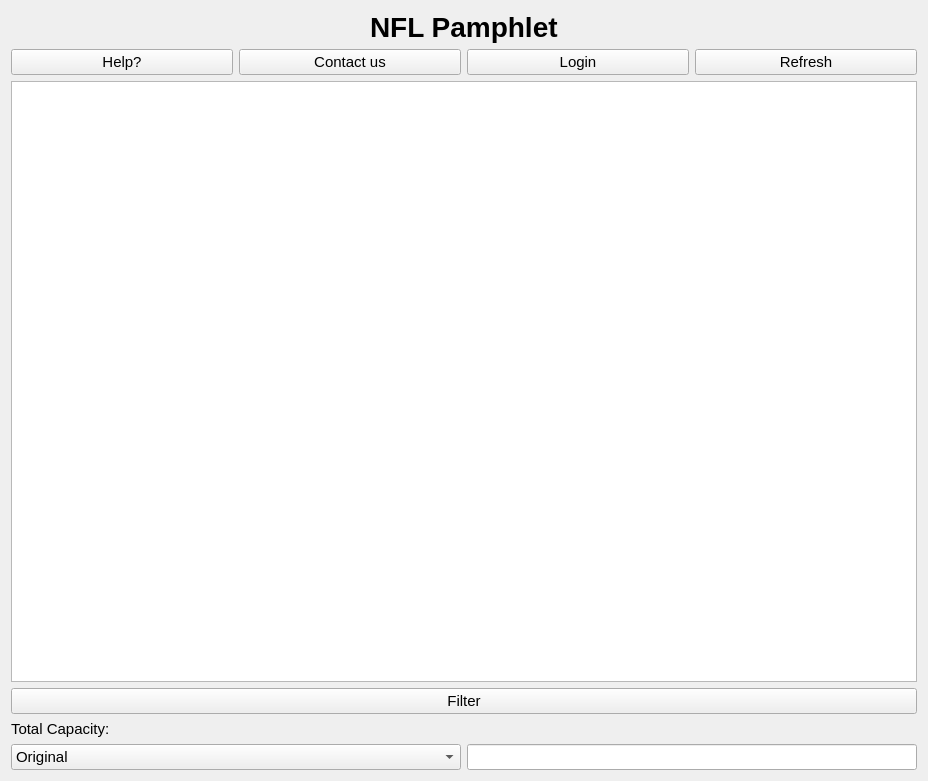
Before: the Qt Designer form NFL-Pamphlet/mainwindow.ui in jasperdoan/NFL-Pamphlet, drawn with Qt 5.
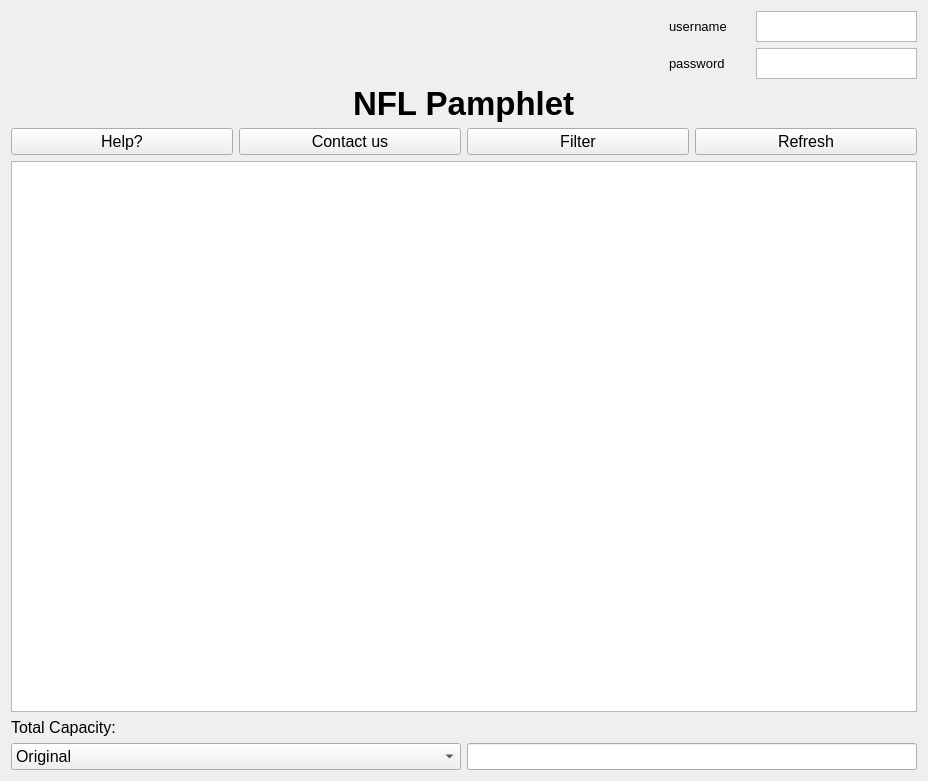
After: the same form once the commit is applied.

Commit message: added admin component to the top

Diff of the .ui file:
```diff
--- a/NFL-Pamphlet/mainwindow.ui
+++ b/NFL-Pamphlet/mainwindow.ui
@@ -12,57 +12,201 @@
   </property>
   <property name="font">
    <font>
-    <pointsize>11</pointsize>
+    <pointsize>12</pointsize>
    </font>
   </property>
   <property name="windowTitle">
    <string>NFL Pamphlet</string>
   </property>
   <layout class="QGridLayout" name="gridLayout">
-   <item row="1" column="0">
-    <layout class="QHBoxLayout" name="horizontalLayout">
+   <item row="0" column="0" rowspan="2">
+    <spacer name="horizontalSpacer">
+     <property name="orientation">
+      <enum>Qt::Horizontal</enum>
+     </property>
+     <property name="sizeHint" stdset="0">
+      <size>
+       <width>651</width>
+       <height>20</height>
+      </size>
+     </property>
+    </spacer>
+   </item>
+   <item row="0" column="1">
+    <layout class="QHBoxLayout" name="horizontalLayout_2">
      <item>
-      <widget class="QPushButton" name="helpButton">
+      <widget class="QLabel" name="label">
+       <property name="minimumSize">
+        <size>
+         <width>81</width>
+         <height>16</height>
+        </size>
+       </property>
+       <property name="maximumSize">
+        <size>
+         <width>81</width>
+         <height>16</height>
+        </size>
+       </property>
+       <property name="font">
+        <font>
+         <pointsize>10</pointsize>
+        </font>
+       </property>
        <property name="text">
-        <string>Help?</string>
+        <string>username</string>
        </property>
       </widget>
      </item>
      <item>
-      <widget class="QPushButton" name="contactButton">
-       <property name="text">
-        <string>Contact us</string>
+      <widget class="QTextBrowser" name="textBrowser">
+       <property name="minimumSize">
+        <size>
+         <width>161</width>
+         <height>31</height>
+        </size>
        </property>
+       <property name="maximumSize">
+        <size>
+         <width>161</width>
+         <height>31</height>
+        </size>
+       </property>
+       <property name="font">
+        <font>
+         <pointsize>8</pointsize>
+        </font>
+       </property>
       </widget>
      </item>
+    </layout>
+   </item>
+   <item row="1" column="1">
+    <layout class="QHBoxLayout" name="horizontalLayout_4">
      <item>
-      <widget class="QPushButton" name="loginButton">
+      <widget class="QLabel" name="label_3">
+       <property name="minimumSize">
+        <size>
+         <width>81</width>
+         <height>16</height>
+        </size>
+       </property>
+       <property name="maximumSize">
+        <size>
+         <width>81</width>
+         <height>16</height>
+        </size>
+       </property>
+       <property name="font">
+        <font>
+         <pointsize>10</pointsize>
+        </font>
+       </property>
        <property name="text">
-        <string>Login</string>
+        <string>password</string>
        </property>
       </widget>
      </item>
      <item>
-      <widget class="QPushButton" name="refreshButton">
+      <widget class="QTextBrowser" name="textBrowser_2">
+       <property name="minimumSize">
+        <size>
+         <width>161</width>
+         <height>31</height>
+        </size>
+       </property>
+       <property name="maximumSize">
+        <size>
+         <width>161</width>
+         <height>31</height>
+        </size>
+       </property>
+       <property name="font">
+        <font>
+         <pointsize>8</pointsize>
+        </font>
+       </property>
+      </widget>
+     </item>
+    </layout>
+   </item>
+   <item row="2" column="0" colspan="2">
+    <layout class="QVBoxLayout" name="verticalLayout_2">
+     <item alignment="Qt::AlignHCenter">
+      <widget class="QLabel" name="NFLLabel">
+       <property name="font">
+        <font>
+         <pointsize>25</pointsize>
+         <weight>75</weight>
+         <bold>true</bold>
+        </font>
+       </property>
        <property name="text">
-        <string>Refresh</string>
+        <string>NFL Pamphlet</string>
        </property>
       </widget>
      </item>
+     <item>
+      <layout class="QHBoxLayout" name="horizontalLayout">
+       <item>
+        <widget class="QPushButton" name="helpButton">
+         <property name="font">
+          <font>
+           <pointsize>12</pointsize>
+          </font>
+         </property>
+         <property name="text">
+          <string>Help?</string>
+         </property>
+        </widget>
+       </item>
+       <item>
+        <widget class="QPushButton" name="contactButton">
+         <property name="font">
+          <font>
+           <pointsize>12</pointsize>
+          </font>
+         </property>
+         <property name="text">
+          <string>Contact us</string>
+         </property>
+        </widget>
+       </item>
+       <item>
+        <widget class="QPushButton" name="filterButton">
+         <property name="text">
+          <string>Filter</string>
+         </property>
+        </widget>
+       </item>
+       <item>
+        <widget class="QPushButton" name="refreshButton">
+         <property name="font">
+          <font>
+           <pointsize>12</pointsize>
+          </font>
+         </property>
+         <property name="text">
+          <string>Refresh</string>
+         </property>
+        </widget>
+       </item>
+      </layout>
+     </item>
     </layout>
    </item>
-   <item row="4" column="0">
+   <item row="3" column="0" colspan="2">
+    <widget class="QTableWidget" name="teamTable">
+     <property name="minimumSize">
+      <size>
+       <width>881</width>
+       <height>461</height>
+      </size>
+     </property>
+    </widget>
+   </item>
+   <item row="4" column="0" colspan="2">
     <layout class="QVBoxLayout" name="verticalLayout">
-     <item>
-      <widget class="QTableWidget" name="teamTable"/>
-     </item>
-     <item>
-      <widget class="QPushButton" name="filterButton">
-       <property name="text">
-        <string>Filter</string>
-       </property>
-      </widget>
-     </item>
      <item>
       <widget class="QLabel" name="totalCapLabel">
        <property name="text">
@@ -94,25 +238,18 @@
            <verstretch>0</verstretch>
           </sizepolicy>
          </property>
+         <property name="maximumSize">
+          <size>
+           <width>450</width>
+           <height>27</height>
+          </size>
+         </property>
         </widget>
        </item>
       </layout>
      </item>
     </layout>
    </item>
-   <item row="0" column="0" alignment="Qt::AlignHCenter">
-    <widget class="QLabel" name="NFLLabel">
-     <property name="font">
-      <font>
-       <pointsize>21</pointsize>
-       <bold>true</bold>
-      </font>
-     </property>
-     <property name="text">
-      <string>NFL Pamphlet</string>
-     </property>
-    </widget>
-   </item>
   </layout>
  </widget>
  <resources/>
```
